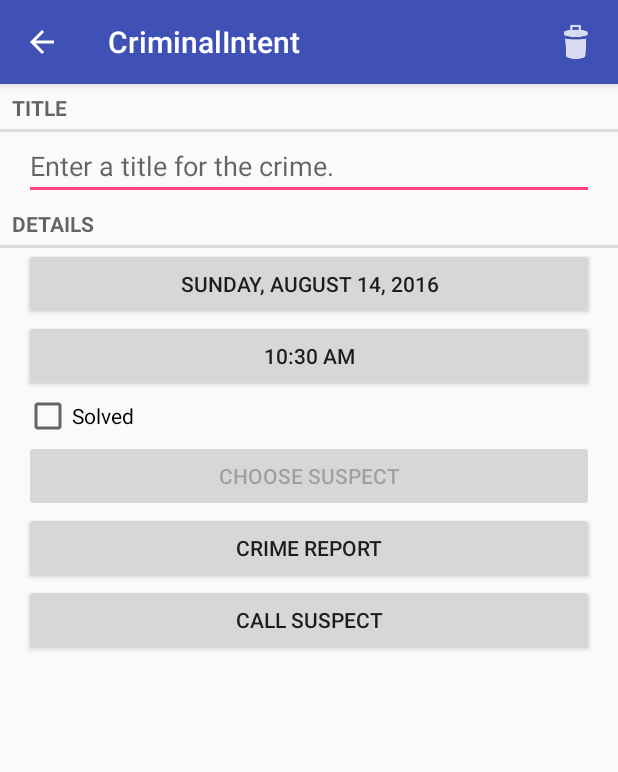
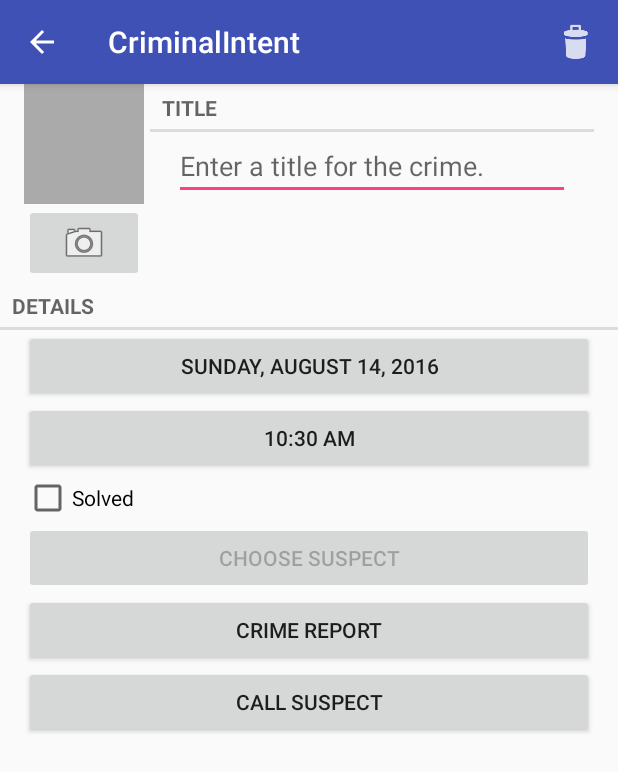
Before and after one commit to msternberg/CriminalIntent, an Android app: the CrimeFragment screen opened directly, with no data from a screen before it, on a phone screen of 412 x 824 dp. Shown: the top 772 px of the screen. Run offline under Robolectric (Android 15) with nearby library versions, the phone set to English and light mode, and no system bars.

Commit message:
Added ability to take pictures of the crime in CrimeFragment, Chapter 16

```diff
--- a/app/src/main/AndroidManifest.xml
+++ b/app/src/main/AndroidManifest.xml
@@ -1,7 +1,11 @@
 <?xml version="1.0" encoding="utf-8"?>
 <manifest xmlns:android="http://schemas.android.com/apk/res/android"
           package="com.example.mattsternberg.criminalintent">
-    <uses-permission android:name="android.permission.READ_CONTACTS" />
+    <uses-permission android:name="android.permission.READ_CONTACTS"/>
+    <uses-permission android:name="android.permission.READ_EXTERNAL_STORAGE"
+                     android:maxSdkVersion="18" />
+    <uses-feature android:name="android.hardware.camera"
+                  android:required="false" />
     <application
         android:allowBackup="true"
         android:icon="@mipmap/ic_launcher"
--- a/app/src/main/java/com/example/mattsternberg/criminalintent/Crime.java
+++ b/app/src/main/java/com/example/mattsternberg/criminalintent/Crime.java
@@ -71,4 +71,8 @@ public class Crime {
         DateFormat timeFormatter = DateFormat.getTimeInstance(DateFormat.SHORT, Locale.US);
         return timeFormatter.format(mDate);
     }
+
+    public String getPhotoFilename() {
+        return "IMG_" + getId().toString() + ".jpg";
+    }
 }
--- a/app/src/main/java/com/example/mattsternberg/criminalintent/CrimeFragment.java
+++ b/app/src/main/java/com/example/mattsternberg/criminalintent/CrimeFragment.java
@@ -4,10 +4,12 @@ import android.app.Activity;
 import android.content.Intent;
 import android.content.pm.PackageManager;
 import android.database.Cursor;
+import android.graphics.Bitmap;
 import android.net.Uri;
 import android.os.Bundle;
 import android.provider.ContactsContract;
 import android.provider.ContactsContract.CommonDataKinds;
+import android.provider.MediaStore;
 import android.support.v4.app.Fragment;
 import android.support.v4.app.FragmentManager;
 import android.support.v4.app.ShareCompat;
@@ -24,7 +26,10 @@ import android.widget.CheckBox;
 import android.widget.CompoundButton;
 import android.widget.EditText;
 import android.widget.CompoundButton.OnCheckedChangeListener;
+import android.widget.ImageButton;
+import android.widget.ImageView;
 
+import java.io.File;
 import java.text.DateFormat;
 import java.util.Date;
 import java.util.UUID;
@@ -41,6 +46,7 @@ public class CrimeFragment extends Fragment {
     private static final int REQUEST_DATE = 0;
     private static final int REQUEST_TIME = 1;
     private static final int REQUEST_CONTACT = 2;
+    private static final int REQUEST_PHOTO = 3;
 
     private Crime mCrime;
     private EditText mTitleField;
@@ -51,6 +57,9 @@ public class CrimeFragment extends Fragment {
     private Button mSuspectButton;
     private Button mCallButton;
     private String mSuspectId;
+    private ImageButton mPhotoButton;
+    private ImageView mPhotoView;
+    private File mPhotoFile;
 
     public static CrimeFragment newInstance(UUID crimeId) {
         Bundle args = new Bundle();
@@ -183,6 +192,10 @@ public class CrimeFragment extends Fragment {
         mCallButton.setOnClickListener(new View.OnClickListener() {
             @Override
             public void onClick(View v) {
+                if (mSuspectId == null) {
+                    return;
+                }
+
                 Cursor c = getActivity().getContentResolver()
                         .query(CommonDataKinds.Phone.CONTENT_URI,
                                 null, CommonDataKinds.Phone.CONTACT_ID + " = ?"
@@ -202,6 +215,29 @@ public class CrimeFragment extends Fragment {
 
             }
         });
+
+        mPhotoFile = CrimeLab.get(getActivity()).getPhotoFile(mCrime);
+
+        mPhotoButton = (ImageButton) v.findViewById(R.id.crime_camera);
+        final Intent captureImage = new Intent(MediaStore.ACTION_IMAGE_CAPTURE);
+
+        boolean canTakePhoto = mPhotoFile != null && captureImage.resolveActivity(packageManager) != null;
+        mPhotoButton.setEnabled(canTakePhoto);
+
+        if (canTakePhoto) {
+            Uri uri = Uri.fromFile(mPhotoFile);
+            captureImage.putExtra(MediaStore.EXTRA_OUTPUT, uri);
+        }
+
+        mPhotoButton.setOnClickListener(new View.OnClickListener() {
+            @Override
+            public void onClick(View v) {
+                startActivityForResult(captureImage, REQUEST_PHOTO);
+            }
+        });
+
+        mPhotoView = (ImageView) v.findViewById(R.id.crime_photo);
+        updatePhotoView();
 
         return v;
     }
@@ -250,6 +286,8 @@ public class CrimeFragment extends Fragment {
             } finally {
                 c.close();
             }
+        } else if (requestCode == REQUEST_PHOTO) {
+            updatePhotoView();
         }
     }
 
@@ -280,7 +318,16 @@ public class CrimeFragment extends Fragment {
                 dateString, solvedString, suspect);
 
         return report;
+    }
 
+    private void updatePhotoView() {
+        if (mPhotoFile == null || !mPhotoFile.exists())  {
+            mPhotoView.setImageDrawable(null);
+        } else {
+            Bitmap bitmap = PictureUtils.getScaledBitmap(mPhotoFile.getPath(),
+                    getActivity());
+            mPhotoView.setImageBitmap(bitmap);
+        }
     }
 
 
--- a/app/src/main/java/com/example/mattsternberg/criminalintent/CrimeLab.java
+++ b/app/src/main/java/com/example/mattsternberg/criminalintent/CrimeLab.java
@@ -4,6 +4,7 @@ import android.content.ContentValues;
 import android.content.Context;
 import android.database.Cursor;
 import android.database.sqlite.SQLiteDatabase;
+import android.os.Environment;
 import android.util.Log;
 
 import com.example.mattsternberg.criminalintent.database.CrimeBaseHelper;
@@ -11,6 +12,7 @@ import com.example.mattsternberg.criminalintent.database.CrimeCursorWrapper;
 import com.example.mattsternberg.criminalintent.database.CrimeDbSchema;
 import com.example.mattsternberg.criminalintent.database.CrimeDbSchema.CrimeTable;
 
+import java.io.File;
 import java.util.ArrayList;
 import java.util.List;
 import java.util.UUID;
@@ -69,6 +71,17 @@ public class CrimeLab {
         }
     }
 
+    public File getPhotoFile(Crime crime) {
+        File externalFilesDir = mContext
+                .getExternalFilesDir(Environment.DIRECTORY_PICTURES);
+
+        if (externalFilesDir == null) {
+            return null;
+        }
+
+        return new File(externalFilesDir, crime.getPhotoFilename());
+    }
+
     public void addCrime(Crime c) {
         ContentValues values = getContentValues(c);
 
--- a/app/src/main/res/layout-land/fragment_crime.xml
+++ b/app/src/main/res/layout-land/fragment_crime.xml
@@ -4,19 +4,7 @@
               android:layout_width="match_parent"
               android:layout_height="match_parent">]
 
-    <TextView
-        android:layout_width="match_parent"
-        android:layout_height="wrap_content"
-        android:text="@string/crime_title_label"
-        style="?android:listSeparatorTextViewStyle" />
-
-    <EditText
-        android:id="@+id/crime_title"
-        android:layout_width="match_parent"
-        android:layout_height="wrap_content"
-        android:layout_marginRight="16dp"
-        android:layout_marginLeft="16dp"
-        android:hint="@string/crime_title_hint" />
+    <include layout="@layout/view_camera_and_title"/>
 
     <TextView
         android:layout_width="match_parent"
--- a/app/src/main/res/layout/fragment_crime.xml
+++ b/app/src/main/res/layout/fragment_crime.xml
@@ -4,20 +4,7 @@
               android:layout_width="match_parent"
               android:layout_height="match_parent">]
 
-    <TextView
-        android:layout_width="match_parent"
-        android:layout_height="wrap_content"
-        android:text="@string/crime_title_label"
-        style="?android:listSeparatorTextViewStyle" />
-
-    <EditText
-        android:id="@+id/crime_title"
-        android:layout_width="match_parent"
-        android:layout_height="wrap_content"
-        android:layout_marginRight="16dp"
-        android:layout_marginLeft="16dp"
-        android:hint="@string/crime_title_hint" />
-
+    <include layout="@layout/view_camera_and_title" />
     <TextView
         android:layout_width="match_parent"
         android:layout_height="wrap_content"
--- /dev/null
+++ b/app/src/main/res/layout/view_camera_and_title.xml
@@ -0,0 +1,52 @@
+<?xml version="1.0" encoding="utf-8"?>
+<LinearLayout xmlns:android="http://schemas.android.com/apk/res/android"
+              android:layout_marginLeft="16dp"
+              android:layout_marginRight="16dp"
+              android:layout_width="match_parent"
+              android:layout_height="wrap_content">
+
+    <LinearLayout
+        android:layout_width="wrap_content"
+        android:layout_height="wrap_content"
+        android:orientation="vertical"
+        android:layout_marginRight="4dp">
+
+        <ImageView
+            android:id="@+id/crime_photo"
+            android:layout_width="80dp"
+            android:layout_height="80dp"
+            android:scaleType="centerInside"
+            android:background="@android:color/darker_gray"
+            android:cropToPadding="true"/>
+
+        <ImageButton
+            android:id="@+id/crime_camera"
+            android:layout_width="match_parent"
+            android:layout_height="wrap_content"
+            android:src="@android:drawable/ic_menu_camera"/>
+
+    </LinearLayout>
+
+    <LinearLayout
+        android:layout_width="wrap_content"
+        android:layout_height="wrap_content"
+        android:orientation="vertical"
+        android:layout_weight="1">
+
+        <TextView
+            android:layout_width="match_parent"
+            android:layout_height="wrap_content"
+            android:text="@string/crime_title_label"
+            style="?android:listSeparatorTextViewStyle" />
+
+        <EditText
+            android:id="@+id/crime_title"
+            android:layout_width="match_parent"
+            android:layout_height="wrap_content"
+            android:layout_marginRight="16dp"
+            android:layout_marginLeft="16dp"
+            android:hint="@string/crime_title_hint" />
+
+
+    </LinearLayout>
+</LinearLayout>
```
Also changed, not shown: app/src/main/java/com/example/mattsternberg/criminalintent/PictureUtils.java (added, +45 -0 lines).
